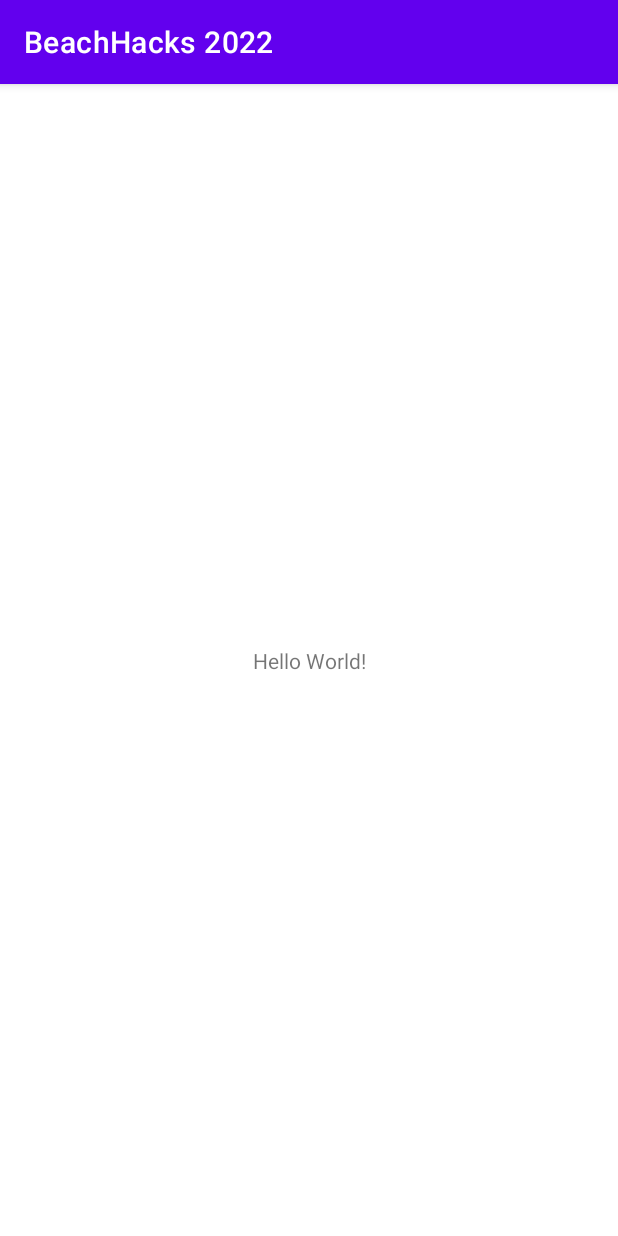
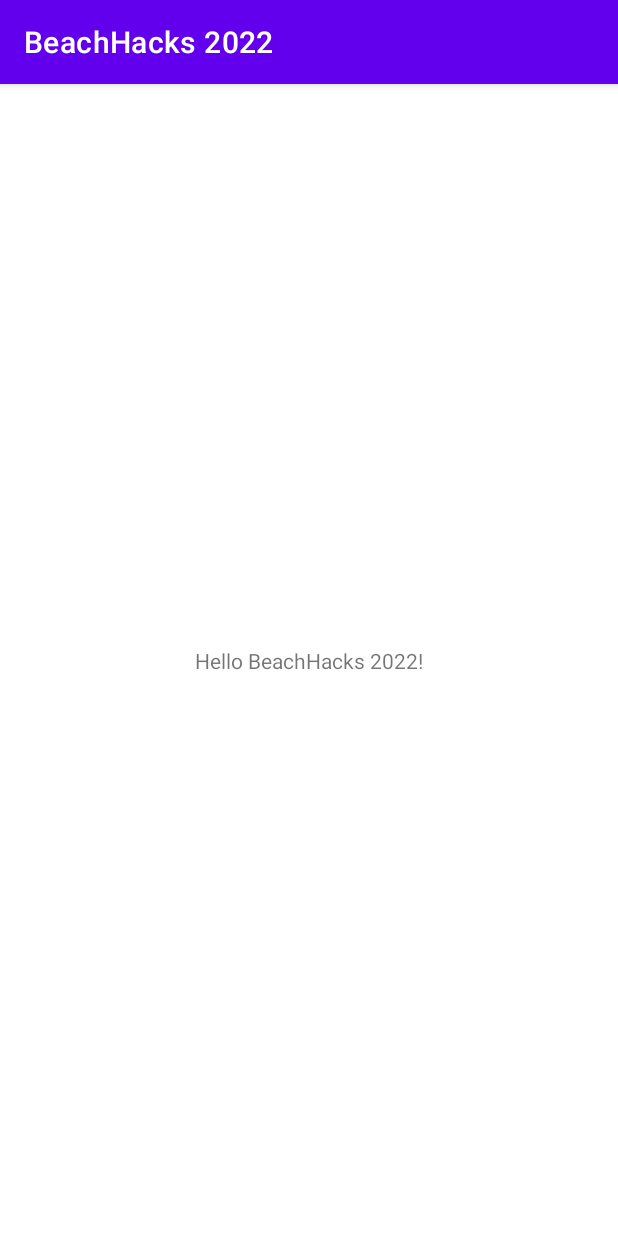
Before and after one commit to smlgrc/BeachHacks-2022, an Android app: the screen it shows after launch (MainActivity), on a phone screen of 412 x 824 dp. Run offline under Robolectric (Android 15) with nearby library versions, the phone set to English and light mode, and no system bars.

Commit message:
Update activity_main.xml
changed to beach hacks to make sure everyone gets the same thing when testing their clone

```diff
--- a/app/src/main/res/layout/activity_main.xml
+++ b/app/src/main/res/layout/activity_main.xml
@@ -9,7 +9,7 @@
     <TextView
         android:layout_width="wrap_content"
         android:layout_height="wrap_content"
-        android:text="Hello World!"
+        android:text="Hello BeachHacks 2022!"
         app:layout_constraintBottom_toBottomOf="parent"
         app:layout_constraintLeft_toLeftOf="parent"
         app:layout_constraintRight_toRightOf="parent"
```
